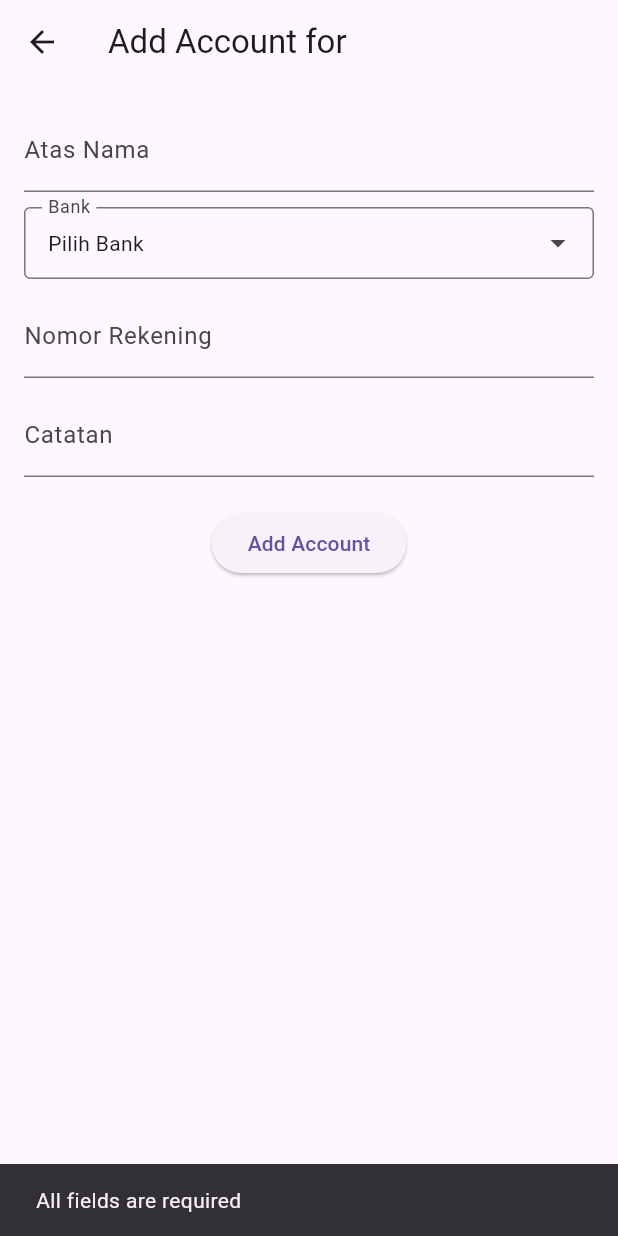
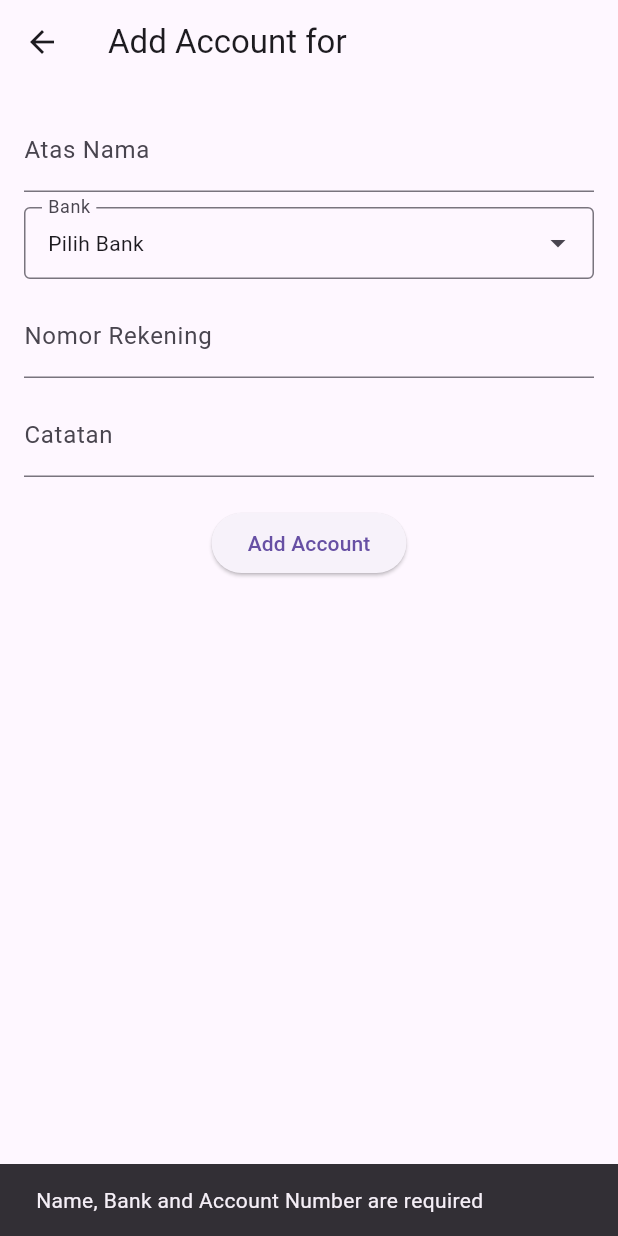
Before and after one commit to mocfaisal/rekeningku_apps, a Flutter app: the AddAccountScreen screen opened by its route, after a tap on "Add Account", on a phone screen of 412 x 824 dp. Run offline on Flutter 3.47's test engine with Material 3 defaults, Android fonts, the light colour scheme and no system bars; drawn by our look-alikes of dropdown_search; our stand-ins replace cloud_firestore, firebase_auth, firebase_core; missing offline and left inert: clipboard; accounts and stored records are empty.

Commit message:
feat: implement copy account
Note: add condition when delete data contact will be deleted all account data too
update list bank data
popup dropdown list bank still cannot closed when tap on out component

```diff
--- a/lib/main.dart
+++ b/lib/main.dart
@@ -42,8 +42,10 @@
         '/profile': (context) => HomeScreen(selectedIndex: 1),
         '/contacts': (context) => HomeScreen(selectedIndex: 0),
         '/add-contact': (context) => AddContactScreen(),
-        '/add-account': (context) => AddAccountScreen(contactName: ''),
-        '/account-list': (context) => AccountListScreen(contactName: ''),
+        '/add-account': (context) =>
+            AddAccountScreen(contactId: '', contactName: ''),
+        '/account-list': (context) =>
+            AccountListScreen(contactId: '', contactName: ''),
       },
     );
   }
--- a/lib/screens/account/account_list_screen.dart
+++ b/lib/screens/account/account_list_screen.dart
@@ -1,13 +1,17 @@
 import 'package:flutter/material.dart';
 import 'package:cloud_firestore/cloud_firestore.dart';
 import 'package:firebase_auth/firebase_auth.dart';
+import 'package:clipboard/clipboard.dart';
 import 'add_account_screen.dart';
-import '/models/account.dart';
+import '/models/bank.dart';
+import '/utils/bank_loader.dart';
+import '/helpers/formatter.dart';
 
 class AccountListScreen extends StatefulWidget {
+  final String contactId;
   final String contactName;
 
-  AccountListScreen({required this.contactName});
+  AccountListScreen({required this.contactId, required this.contactName});
 
   @override
   _AccountListScreenState createState() => _AccountListScreenState();
@@ -17,11 +21,20 @@ class _AccountListScreenState extends State<AccountListScreen> {
   final CollectionReference accountsCollection =
       FirebaseFirestore.instance.collection('accounts');
   User? _user;
+  List<Bank> _banks = [];
 
   @override
   void initState() {
     super.initState();
     _user = FirebaseAuth.instance.currentUser;
+    _loadBanks();
+  }
+
+  Future<void> _loadBanks() async {
+    final banks = await loadBanks();
+    setState(() {
+      _banks = banks;
+    });
   }
 
   void _deleteAccount(String id, String name, String bank) {
@@ -50,21 +63,39 @@ class _AccountListScreenState extends State<AccountListScreen> {
     );
   }
 
-  void _editAccount(
-      String id, String name, String bank, String accountNumber, String note) {
+  void _editAccount(String id, String name, String bankCode,
+      String accountNumber, String note) {
     Navigator.push(
       context,
       MaterialPageRoute(
         builder: (context) => AddAccountScreen(
+          contactId: widget.contactId,
           contactName: widget.contactName,
           accountId: id,
           initialName: name,
-          initialBank: bank,
+          initialBankCode: bankCode,
           initialAccountNumber: accountNumber,
           initialNote: note,
         ),
       ),
     );
+  }
+
+  String _getBankName(String bankCode) {
+    final bank = _banks.firstWhere((bank) => bank.code == bankCode,
+        orElse: () => Bank(name: 'Unknown', code: bankCode));
+    return bank.name;
+  }
+
+  void _copyAccount(String name, String bank, String accountNumber) {
+    final formattedAccountNumber = formatAccountNumber(bank, accountNumber);
+    ;
+    // final formattedAccountNumber = accountNumber;
+    final data = '$bank\n$name\n$formattedAccountNumber';
+    FlutterClipboard.copy(data).then((value) {
+      ScaffoldMessenger.of(context).showSnackBar(
+          SnackBar(content: Text('Account details copied to clipboard')));
+    });
   }
 
   @override
@@ -106,25 +137,35 @@ class _AccountListScreenState extends State<AccountListScreen> {
       body: StreamBuilder<QuerySnapshot>(
         stream: accountsCollection
             .where('userId', isEqualTo: _user!.uid)
+            .where('contactId', isEqualTo: widget.contactId)
             .snapshots(),
         builder: (context, snapshot) {
-          if (!snapshot.hasData) {
+          if (snapshot.connectionState == ConnectionState.waiting) {
             return Center(child: CircularProgressIndicator());
           }
 
+          if (!snapshot.hasData || snapshot.data!.docs.isEmpty) {
+            return Center(child: Text('No accounts found for this contact.'));
+          }
+
+          if (snapshot.hasError) {
+            return Center(child: Text('Error: ${snapshot.error.toString()}'));
+          }
+
           final accounts = snapshot.data!.docs.map((doc) {
+            final bankName = _getBankName(doc['bankCode']);
             return ListTile(
               title: Text(doc['name']),
-              subtitle: Text('${doc['bank']}\n${doc['accountNumber']}'),
+              subtitle: Text('${bankName}\n${doc['accountNumber']}'),
               trailing: PopupMenuButton<String>(
                 onSelected: (value) {
                   if (value == 'Copy') {
-                    // Implement copy logic
+                    _copyAccount(doc['name'], bankName, doc['accountNumber']);
                   } else if (value == 'Edit') {
-                    _editAccount(doc.id, doc['name'], doc['bank'],
+                    _editAccount(doc.id, doc['name'], doc['bankCode'],
                         doc['accountNumber'], doc['note']);
                   } else if (value == 'Delete') {
-                    _deleteAccount(doc.id, doc['name'], doc['bank']);
+                    _deleteAccount(doc.id, doc['name'], bankName);
                   }
                 },
                 itemBuilder: (BuildContext context) {
@@ -147,8 +188,8 @@ class _AccountListScreenState extends State<AccountListScreen> {
           Navigator.push(
             context,
             MaterialPageRoute(
-              builder: (context) =>
-                  AddAccountScreen(contactName: widget.contactName),
+              builder: (context) => AddAccountScreen(
+                  contactId: widget.contactId, contactName: widget.contactName),
             ),
           );
         },
--- a/lib/screens/account/add_account_screen.dart
+++ b/lib/screens/account/add_account_screen.dart
@@ -1,23 +1,25 @@
 import 'package:flutter/material.dart';
+import 'package:dropdown_search/dropdown_search.dart';
 import 'package:cloud_firestore/cloud_firestore.dart';
 import 'package:firebase_auth/firebase_auth.dart';
-import 'package:dropdown_search/dropdown_search.dart';
 import '/models/bank.dart';
 import '/utils/bank_loader.dart';
 
 class AddAccountScreen extends StatefulWidget {
+  final String contactId;
+  final String contactName;
   final String? accountId;
-  final String contactName;
   final String? initialName;
-  final String? initialBank;
+  final String? initialBankCode;
   final String? initialAccountNumber;
   final String? initialNote;
 
   AddAccountScreen({
+    required this.contactId,
+    required this.contactName,
     this.accountId,
-    required this.contactName,
     this.initialName,
-    this.initialBank,
+    this.initialBankCode,
     this.initialAccountNumber,
     this.initialNote,
   });
@@ -33,39 +35,52 @@ class _AddAccountScreenState extends State<AddAccountScreen> {
   final TextEditingController _noteController = TextEditingController();
   Bank? _selectedBank;
   List<Bank> _banks = [];
+  User? _user;
+  bool _isLoading = false;
 
   @override
   void initState() {
     super.initState();
+    _user = FirebaseAuth.instance.currentUser;
     _loadBanks();
-
-    if (widget.initialName != null) {
-      _nameController.text = widget.initialName!;
-    }
-    if (widget.initialAccountNumber != null) {
-      _accountNumberController.text = widget.initialAccountNumber!;
-    }
-    if (widget.initialNote != null) {
-      _noteController.text = widget.initialNote!;
-    }
   }
 
   Future<void> _loadBanks() async {
     final banks = await loadBanks();
     setState(() {
       _banks = banks;
-      if (widget.initialBank != null) {
-        _selectedBank =
-            _banks.firstWhere((bank) => bank.name == widget.initialBank);
-      }
+      _initializeFields();
     });
   }
 
-  Future<void> _saveAccount(BuildContext context) async {
+  void _initializeFields() {
+    if (widget.accountId != null) {
+      _nameController.text = widget.initialName ?? '';
+      _accountNumberController.text = widget.initialAccountNumber ?? '';
+      _noteController.text = widget.initialNote ?? '';
+      _selectedBank = _getBankByCode(widget.initialBankCode ?? '');
+    }
+    if (_selectedBank != null) {
+      print(_selectedBank!.name);
+    }
+    print(widget.initialBankCode);
+  }
+
+  Bank _getBankByCode(String bankCode) {
+    final bank = _banks.firstWhere(
+      (bank) => bank.code == bankCode,
+      orElse: () => Bank(name: 'Unknown', code: bankCode),
+    );
+    return bank;
+  }
+
+  Future<void> _saveAccount() async {
     final name = _nameController.text.trim();
     final accountNumber = _accountNumberController.text.trim();
     final note = _noteController.text.trim();
-    final user = FirebaseAuth.instance.currentUser;
+    final user = _user;
+    final selectedBank = _selectedBank?.code;
+    final accountId = widget.accountId;
 
     if (user == null) {
       ScaffoldMessenger.of(context)
@@ -73,34 +88,36 @@ class _AddAccountScreenState extends State<AddAccountScreen> {
       return;
     }
 
-    if (name.isEmpty || _selectedBank == null || accountNumber.isEmpty) {
-      ScaffoldMessenger.of(context)
-          .showSnackBar(SnackBar(content: Text('All fields are required')));
+    if (name.isEmpty || accountNumber.isEmpty || selectedBank == null) {
+      ScaffoldMessenger.of(context).showSnackBar(SnackBar(
+          content: Text('Name, Bank and Account Number are required')));
       return;
     }
+    setState(() {
+      _isLoading = true;
+    });
 
     try {
-      if (widget.accountId == null) {
-        await FirebaseFirestore.instance.collection('accounts').add({
+      final accountData = {
+        'userId': user.uid,
+        'contactId': widget.contactId,
         'name': name,
-          'bank': _selectedBank!.name,
         'accountNumber': accountNumber,
         'note': note,
-          'userId': user.uid,
-        });
+        'bankCode': selectedBank,
+      };
+
+      if (accountId == null) {
+        await FirebaseFirestore.instance
+            .collection('accounts')
+            .add(accountData);
         ScaffoldMessenger.of(context).showSnackBar(
             SnackBar(content: Text('Account added successfully')));
       } else {
         await FirebaseFirestore.instance
             .collection('accounts')
-            .doc(widget.accountId)
-            .update({
-          'name': name,
-          'bank': _selectedBank!.name,
-          'accountNumber': accountNumber,
-          'note': note,
-          'userId': user.uid,
-        });
+            .doc(accountId)
+            .update(accountData);
         ScaffoldMessenger.of(context).showSnackBar(
             SnackBar(content: Text('Account updated successfully')));
       }
@@ -108,6 +125,10 @@ class _AddAccountScreenState extends State<AddAccountScreen> {
     } catch (e) {
       ScaffoldMessenger.of(context)
           .showSnackBar(SnackBar(content: Text('Failed to save account: $e')));
+    } finally {
+      setState(() {
+        _isLoading = false;
+      });
     }
   }
 
@@ -125,7 +146,13 @@ class _AddAccountScreenState extends State<AddAccountScreen> {
           },
         ),
       ),
-      body: Padding(
+      body: GestureDetector(
+        onTap: () {
+          FocusScope.of(context).unfocus();
+        },
+        child: _isLoading
+            ? Center(child: CircularProgressIndicator())
+            : Padding(
                 padding: const EdgeInsets.all(16.0),
                 child: Column(
                   children: [
@@ -146,6 +173,7 @@ class _AddAccountScreenState extends State<AddAccountScreen> {
                       ),
                       popupProps: PopupProps.bottomSheet(
                         showSearchBox: true,
+                        isFilterOnline: false,
                         searchFieldProps: const TextFieldProps(
                           decoration: InputDecoration(
                             labelText: 'Cari Bank',
@@ -160,6 +188,12 @@ class _AddAccountScreenState extends State<AddAccountScreen> {
                         constraints: const BoxConstraints(
                           maxHeight: 250,
                         ),
+                        onDismissed: () {
+                          setState(() {
+                            // Close the dropdown when clicked outside
+                            print('Dismissed');
+                          });
+                        },
                       ),
                       dropdownBuilder: (context, Bank? selectedItem) {
                         return Text(selectedItem?.name ?? 'Pilih Bank');
@@ -174,7 +208,8 @@ class _AddAccountScreenState extends State<AddAccountScreen> {
                     const SizedBox(height: 10),
                     TextField(
                       controller: _accountNumberController,
-              decoration: const InputDecoration(labelText: 'Nomor Rekening'),
+                      decoration:
+                          const InputDecoration(labelText: 'Nomor Rekening'),
                     ),
                     const SizedBox(height: 10),
                     TextField(
@@ -183,11 +218,13 @@ class _AddAccountScreenState extends State<AddAccountScreen> {
                     ),
                     const SizedBox(height: 20),
                     ElevatedButton(
-              onPressed: () => _saveAccount(context),
-              child: Text(
-                  widget.accountId == null ? 'Add Account' : 'Save Changes'),
+                      onPressed: _saveAccount,
+                      child: Text(widget.accountId == null
+                          ? 'Add Account'
+                          : 'Save Changes'),
                     ),
                   ],
+                ),
               ),
       ),
     );
--- a/pubspec.yaml
+++ b/pubspec.yaml
@@ -39,6 +39,7 @@ dependencies:
   firebase_core: ^3.1.0
   firebase_auth: ^5.1.0
   cloud_firestore: ^5.0.1
+  clipboard: ^0.1.3
 
 dev_dependencies:
   flutter_test:
```
Also changed, not shown: assets/indonesia-bank.json (+350 -74 lines), lib/helpers/formatter.dart (+17 -13 lines), lib/screens/contact/contacts_screen.dart (+20 -14 lines). Lines whose indentation alone changed are shown as unchanged.
